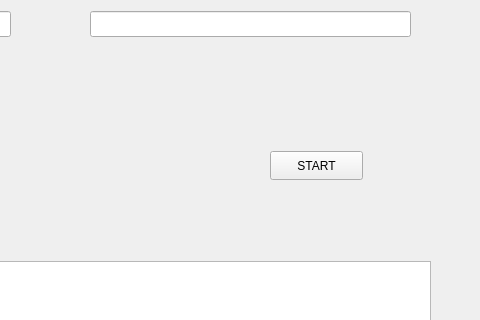
Old version of the form checkfiles.ui in the repository Astropl/CheckFiles; both pictures show x 320 to 800 and y 149 to 469 of the 800 by 600 pixel window.
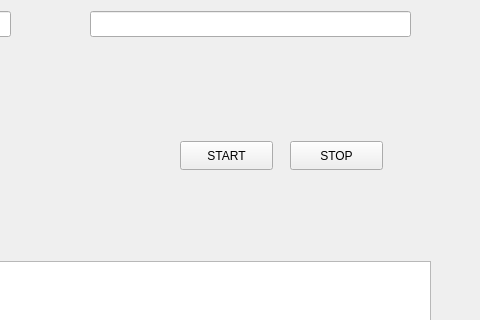
New version of the form.

```diff
--- a/checkfiles.ui
+++ b/checkfiles.ui
@@ -43,8 +43,8 @@
    <widget class="QPushButton" name="btnStart">
     <property name="geometry">
      <rect>
-      <x>590</x>
-      <y>300</y>
+      <x>500</x>
+      <y>290</y>
       <width>93</width>
       <height>29</height>
      </rect>
@@ -83,6 +83,19 @@
      </rect>
     </property>
    </widget>
+   <widget class="QPushButton" name="btnStop">
+    <property name="geometry">
+     <rect>
+      <x>610</x>
+      <y>290</y>
+      <width>93</width>
+      <height>29</height>
+     </rect>
+    </property>
+    <property name="text">
+     <string>STOP</string>
+    </property>
+   </widget>
   </widget>
   <widget class="QMenuBar" name="menubar">
    <property name="geometry">
```
